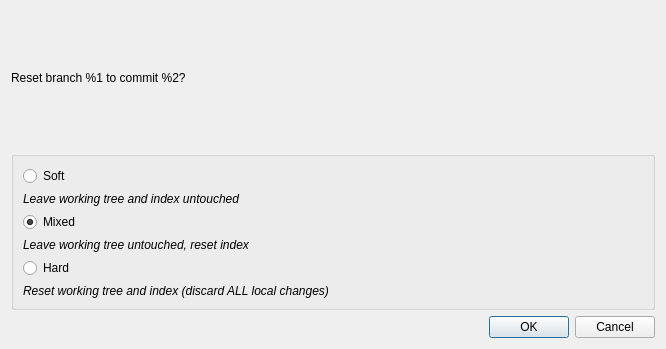
The window that src/resetdialog.ui (feelx88/git-qui) describes before a commit, drawn with Qt 5.
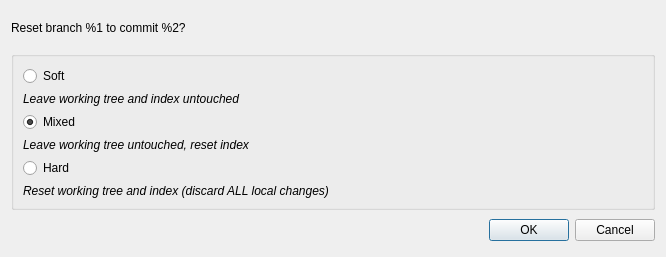
The same window after the commit.

Commit message: Made some ui elements use maximum size policy to prevent large empty spaces.

What changed in the file:
```diff
--- a/src/resetdialog.ui
+++ b/src/resetdialog.ui
@@ -7,9 +7,15 @@
     <x>0</x>
     <y>0</y>
     <width>666</width>
-    <height>349</height>
+    <height>257</height>
    </rect>
   </property>
+  <property name="sizePolicy">
+   <sizepolicy hsizetype="Preferred" vsizetype="Maximum">
+    <horstretch>0</horstretch>
+    <verstretch>0</verstretch>
+   </sizepolicy>
+  </property>
   <property name="windowTitle">
    <string>Confirm reset</string>
   </property>
@@ -20,7 +26,7 @@
    <item>
     <widget class="QLabel" name="label">
      <property name="sizePolicy">
-      <sizepolicy hsizetype="Preferred" vsizetype="MinimumExpanding">
+      <sizepolicy hsizetype="Preferred" vsizetype="Maximum">
        <horstretch>0</horstretch>
        <verstretch>0</verstretch>
       </sizepolicy>
@@ -35,6 +41,12 @@
    </item>
    <item>
     <widget class="QGroupBox" name="groupBox">
+     <property name="sizePolicy">
+      <sizepolicy hsizetype="Preferred" vsizetype="Maximum">
+       <horstretch>0</horstretch>
+       <verstretch>0</verstretch>
+      </sizepolicy>
+     </property>
      <property name="title">
       <string/>
      </property>
```
